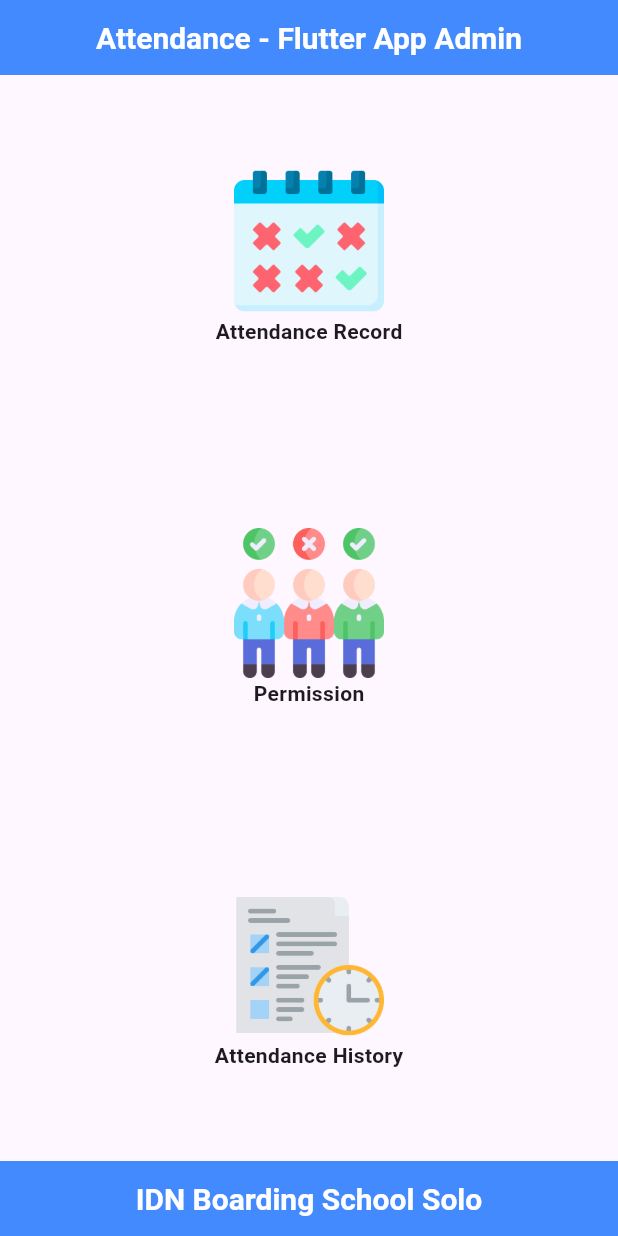
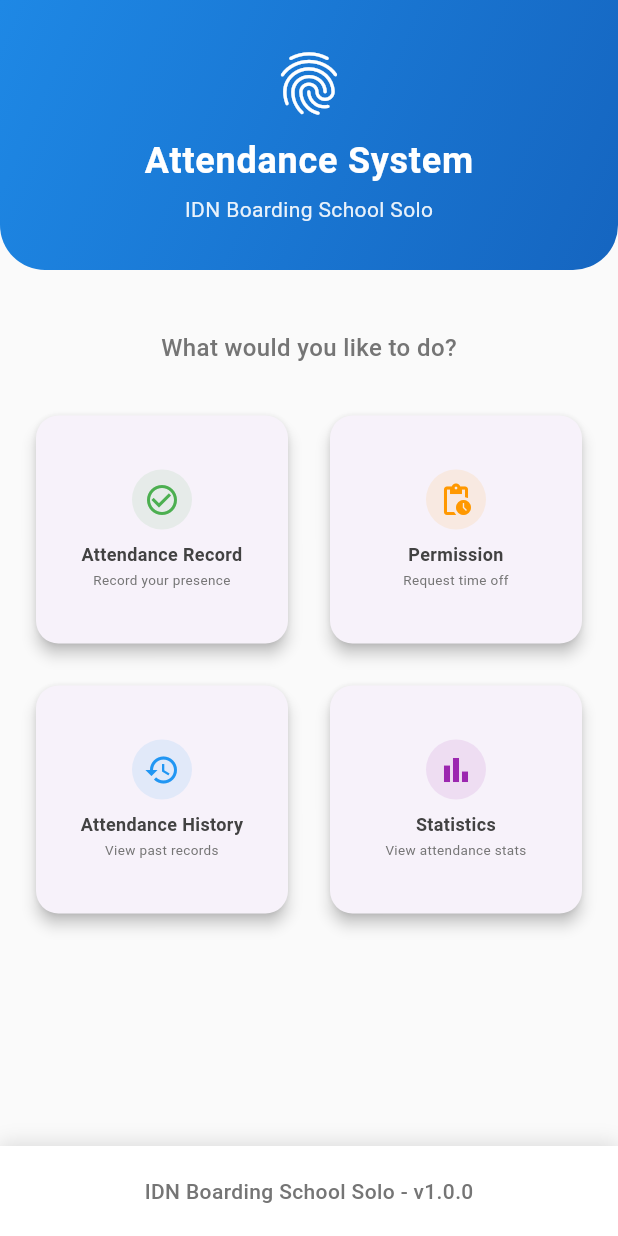
Before and after one commit to RungFif/attendance-app, a Flutter app: the screen it shows after launch, on a phone screen of 412 x 824 dp. Run offline on Flutter 3.47's test engine with Material 3 defaults, Android fonts, the phone set to English and light mode, and no system bars; our stand-ins replace camera, cloud_firestore, dotted_border, firebase_core, geocoding, geolocator and 1 more; missing offline and left inert: google_mlkit_face_detection; accounts and stored records are empty.

Commit message:
chore: Update home screen with modern gradient UI and grid menu layout

```diff
--- a/lib/ui/home_screen.dart
+++ b/lib/ui/home_screen.dart
@@ -1,5 +1,7 @@
 import 'package:flutter/material.dart';
+import 'package:attendanceapp/ui/absent/absent_screen.dart';
 import 'package:attendanceapp/ui/attend/attend_screen.dart';
+import 'package:attendanceapp/ui/attendance_history/attendance_history_screen.dart';
 
 class HomeScreen extends StatelessWidget {
   const HomeScreen({super.key});
@@ -7,36 +9,81 @@ class HomeScreen extends StatelessWidget {
   @override
   Widget build(BuildContext context) {
     return Scaffold(
+      backgroundColor: Colors.grey[50],
       body: Column(
         children: [
           // Header
-          SizedBox(
-            height: 50,
-            child: Scaffold(
-              appBar: AppBar(
-                backgroundColor: Colors.blueAccent,
-                centerTitle: true,
-                title: const Text(
-                  "Attendance - Flutter App Admin",
+          Container(
+            height: 180,
+            width: double.infinity,
+            decoration: BoxDecoration(
+              gradient: LinearGradient(
+                colors: [Color(0xFF1E88E5), Color(0xFF1565C0)],
+                begin: Alignment.topLeft,
+                end: Alignment.bottomRight,
+              ),
+              borderRadius: BorderRadius.only(
+                bottomLeft: Radius.circular(30),
+                bottomRight: Radius.circular(30),
+              ),
+            ),
+            child: Column(
+              mainAxisAlignment: MainAxisAlignment.center,
+              children: [
+                Icon(Icons.fingerprint, size: 50, color: Colors.white),
+                SizedBox(height: 10),
+                Text(
+                  "Attendance System",
                   style: TextStyle(
-                    fontSize: 20,
+                    fontSize: 24,
                     fontWeight: FontWeight.bold,
                     color: Colors.white,
+                    letterSpacing: 0.5,
                   ),
                 ),
+                SizedBox(height: 5),
+                Text(
+                  "IDN Boarding School Solo",
+                  style: TextStyle(
+                    fontSize: 14,
+                    color: Colors.white.withOpacity(0.9),
                   ),
+                ),
+              ],
             ),
           ),
 
           // Content
           Expanded(
+            child: Padding(
+              padding: const EdgeInsets.all(20.0),
               child: Column(
                 children: [
+                  SizedBox(height: 20),
+                  Text(
+                    "What would you like to do?",
+                    style: TextStyle(
+                      fontSize: 16,
+                      color: Colors.grey[600],
+                      fontWeight: FontWeight.w500,
+                    ),
+                  ),
+                  SizedBox(height: 30),
+
+                  // Menu Items
                   Expanded(
-                  // efect when click
-                  child: InkWell(
-                    highlightColor: Colors.transparent,
-                    splashColor: Colors.transparent,
+                    child: GridView.count(
+                      crossAxisCount: 2,
+                      crossAxisSpacing: 20,
+                      mainAxisSpacing: 20,
+                      childAspectRatio: 1.1,
+                      children: [
+                        _buildMenuCard(
+                          context: context,
+                          icon: Icons.check_circle_outline,
+                          title: "Attendance Record",
+                          subtitle: "Record your presence",
+                          color: Color(0xFF4CAF50),
                           onTap: () {
                             Navigator.push(
                               context,
@@ -45,85 +92,84 @@ class HomeScreen extends StatelessWidget {
                               ),
                             );
                           },
-                    child: const Column(
-                      mainAxisAlignment: MainAxisAlignment.center,
-                      children: [
-                        Image(
-                          image: AssetImage('assets/images/ic_absen.png'),
-                          height: 100,
-                          width: 100,
                         ),
-                        Text(
-                          "Attendance Record",
-                          style: TextStyle(
-                            fontSize: 14,
-                            fontWeight: FontWeight.bold,
+                        _buildMenuCard(
+                          context: context,
+                          icon: Icons.pending_actions_outlined,
+                          title: "Permission",
+                          subtitle: "Request time off",
+                          color: Color(0xFFFF9800),
+                          onTap: () {
+                            Navigator.push(
+                              context,
+                              MaterialPageRoute(
+                                builder: (context) => const AbsentScreen(),
+                              ),
+                            );
+                          },
+                        ),
+                        _buildMenuCard(
+                          context: context,
+                          icon: Icons.history,
+                          title: "Attendance History",
+                          subtitle: "View past records",
+                          color: Color(0xFF2196F3),
+                          onTap: () {
+                            Navigator.push(
+                              context,
+                              MaterialPageRoute(
+                                builder: (context) =>
+                                    const AttendanceHistoryScreen(),
+                              ),
+                            );
+                          },
+                        ),
+                        _buildMenuCard(
+                          context: context,
+                          icon: Icons.bar_chart,
+                          title: "Statistics",
+                          subtitle: "View attendance stats",
+                          color: Color(0xFF9C27B0),
+                          onTap: () {
+                            // Add statistics screen navigation here
+                            ScaffoldMessenger.of(context).showSnackBar(
+                              SnackBar(
+                                content: Text(
+                                  'Statistics feature coming soon!',
+                                ),
+                              ),
+                            );
+                          },
+                        ),
+                      ],
                     ),
                   ),
                 ],
               ),
             ),
           ),
-                Expanded(
-                  child: InkWell(
-                    child: const Column(
-                      mainAxisAlignment: MainAxisAlignment.center,
-                      children: [
-                        Image(
-                          image: AssetImage('assets/images/ic_leave.png'),
-                          height: 100,
-                          width: 100,
-                        ),
-                        Text(
-                          "Permission",
-                          style: TextStyle(
-                            fontSize: 14,
-                            fontWeight: FontWeight.bold,
-                          ),
+
+          // Footer
+          Container(
+            height: 60,
+            width: double.infinity,
+            decoration: BoxDecoration(
+              color: Colors.white,
+              boxShadow: [
+                BoxShadow(
+                  color: Colors.black12,
+                  blurRadius: 10,
+                  offset: Offset(0, -2),
                 ),
               ],
             ),
-                  ),
-                ),
-                Expanded(
-                  child: InkWell(
-                    child: const Column(
-                      mainAxisAlignment: MainAxisAlignment.center,
-                      children: [
-                        Image(
-                          image: AssetImage('assets/images/ic_history.png'),
-                          height: 100,
-                          width: 100,
-                        ),
-                        Text(
-                          "Attendance History",
+            child: Center(
+              child: Text(
+                "IDN Boarding School Solo - v1.0.0",
                 style: TextStyle(
                   fontSize: 14,
-                            fontWeight: FontWeight.bold,
-                          ),
-                        ),
-                      ],
-                    ),
-                  ),
-                ),
-              ],
-            ),
-          ),
-
-          // Footer
-          SizedBox(
-            height: 50,
-            child: Scaffold(
-              appBar: AppBar(
-                backgroundColor: Colors.blueAccent,
-                centerTitle: true,
-                title: const Text(
-                  "IDN Boarding School Solo",
-                  style: TextStyle(
-                    fontSize: 20,
-                    fontWeight: FontWeight.bold,
-                    color: Colors.white,
-                  ),
+                  color: Colors.grey[600],
+                  fontWeight: FontWeight.w500,
                 ),
               ),
             ),
@@ -132,4 +178,54 @@ class HomeScreen extends StatelessWidget {
       ),
     );
   }
+
+  Widget _buildMenuCard({
+    required BuildContext context,
+    required IconData icon,
+    required String title,
+    required String subtitle,
+    required Color color,
+    required VoidCallback onTap,
+  }) {
+    return Card(
+      elevation: 4,
+      shape: RoundedRectangleBorder(borderRadius: BorderRadius.circular(15)),
+      child: InkWell(
+        borderRadius: BorderRadius.circular(15),
+        onTap: onTap,
+        child: Container(
+          padding: EdgeInsets.all(8),
+          child: Column(
+            mainAxisAlignment: MainAxisAlignment.center,
+            children: [
+              Container(
+                padding: EdgeInsets.all(8),
+                decoration: BoxDecoration(
+                  color: color.withOpacity(0.1),
+                  shape: BoxShape.circle,
+                ),
+                child: Icon(icon, size: 24, color: color),
+              ),
+              SizedBox(height: 8),
+              Text(
+                title,
+                style: TextStyle(
+                  fontSize: 12,
+                  fontWeight: FontWeight.bold,
+                  color: Colors.grey[800],
+                ),
+                textAlign: TextAlign.center,
+              ),
+              SizedBox(height: 2),
+              Text(
+                subtitle,
+                style: TextStyle(fontSize: 9, color: Colors.grey[600]),
+                textAlign: TextAlign.center,
+              ),
+            ],
+          ),
+        ),
+      ),
+    );
   }
+}
```
Lines whose indentation alone changed are shown as unchanged.
